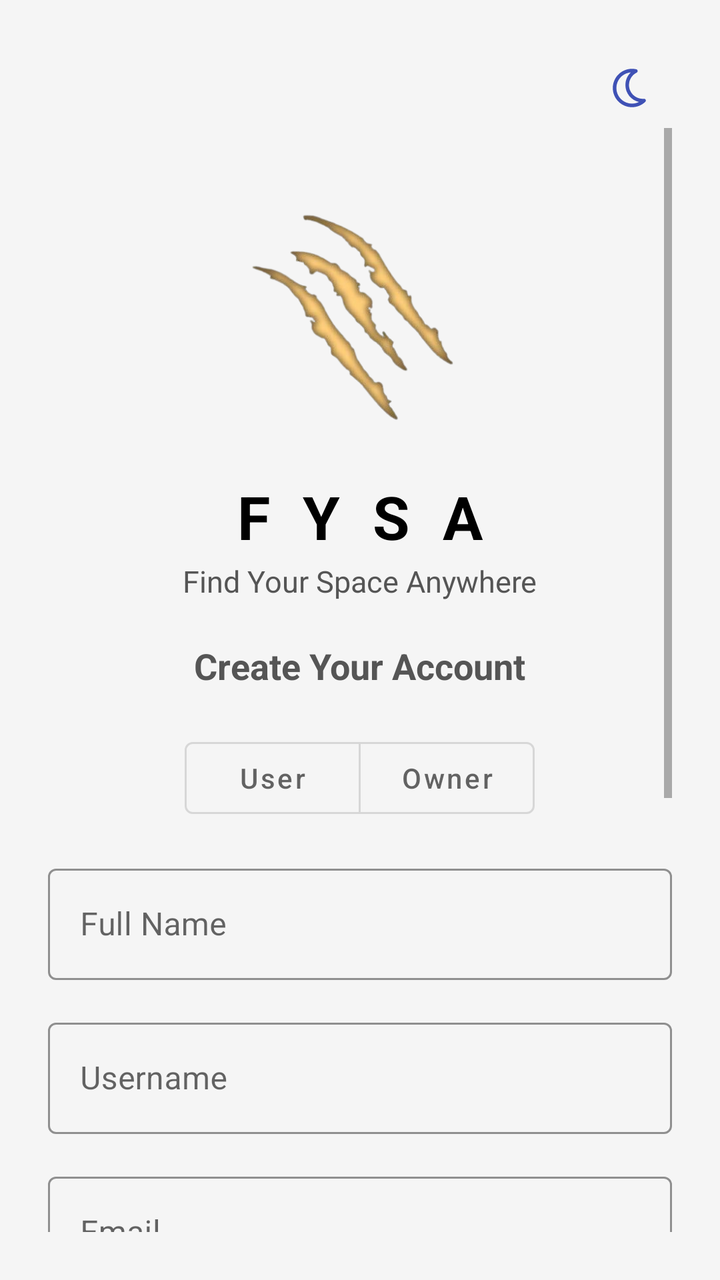
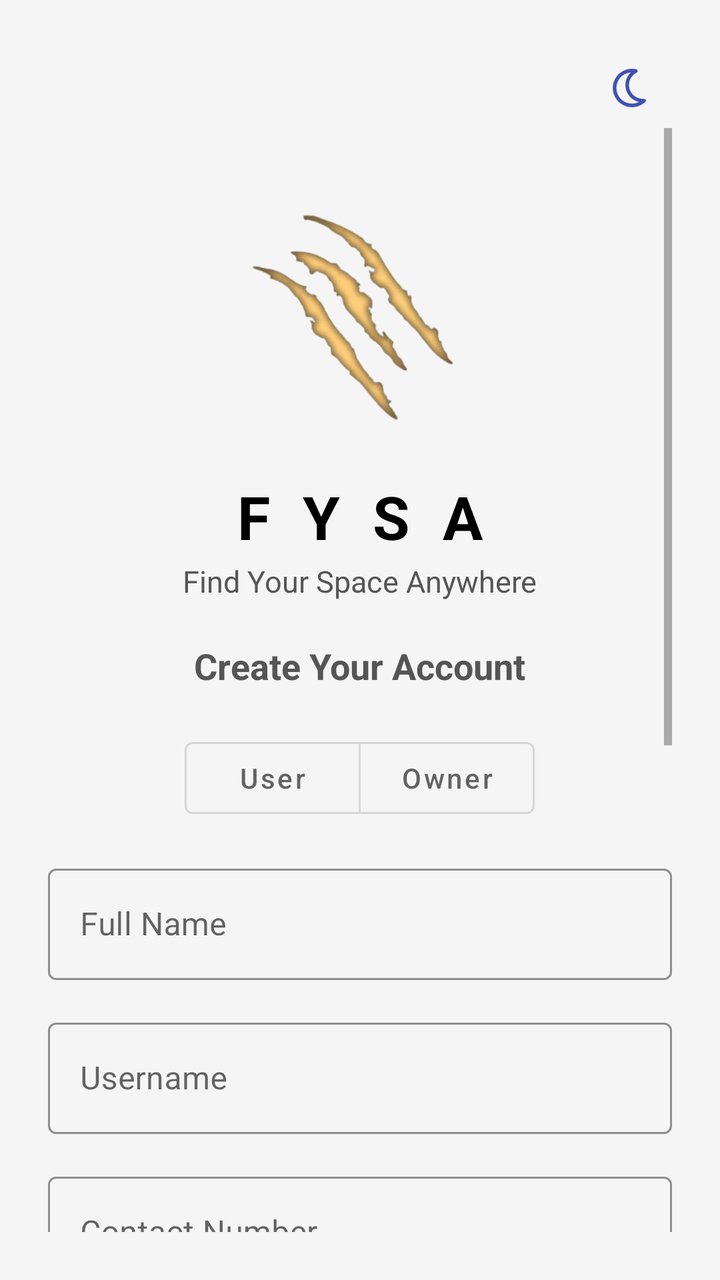

An Android layout rendered at two revisions. The XML below is the earlier revision; the diff shows what the commit changed to produce the second picture.
<!-- AndroidManifest.xml: application theme Theme.FYSA -->
<!-- res/layout/activity_register.xml -->
<?xml version="1.0" encoding="utf-8"?>
<androidx.constraintlayout.widget.ConstraintLayout xmlns:android="http://schemas.android.com/apk/res/android"
    xmlns:app="http://schemas.android.com/apk/res-auto"
    xmlns:tools="http://schemas.android.com/tools"
    android:layout_width="match_parent"
    android:layout_height="match_parent"
    android:background="@color/bgColor"
    android:padding="24dp"
    tools:context=".RegisterActivity">

    
    <ImageButton
        android:id="@+id/btnThemeToggle"
        android:layout_width="40dp"
        android:layout_height="40dp"
        android:background="?attr/selectableItemBackgroundBorderless"
        android:contentDescription="@string/toggle_theme"
        android:padding="8dp"
        android:scaleType="fitCenter"
        android:src="@drawable/ic_moon"
        app:layout_constraintEnd_toEndOf="parent"
        app:layout_constraintTop_toTopOf="parent"
        app:tint="@color/btnOutlineText"
        tools:ignore="TouchTargetSizeCheck" />

    
    <ScrollView
        android:layout_width="0dp"
        android:layout_height="0dp"
        android:fillViewport="true"
        app:layout_constraintBottom_toBottomOf="parent"
        app:layout_constraintEnd_toEndOf="parent"
        app:layout_constraintStart_toStartOf="parent"
        app:layout_constraintTop_toBottomOf="@id/btnThemeToggle">

        <LinearLayout
            android:layout_width="match_parent"
            android:layout_height="wrap_content"
            android:gravity="center_horizontal"
            android:orientation="vertical"
            android:paddingTop="20dp">

            
            <ImageView
                android:id="@+id/appLogo"
                android:layout_width="150dp"
                android:layout_height="150dp"
                android:layout_marginBottom="4dp"
                android:contentDescription="@string/app_logo"
                android:src="@drawable/logo" />

            
            <TextView
                android:id="@+id/appTitle"
                android:layout_width="wrap_content"
                android:layout_height="wrap_content"
                android:layout_marginBottom="2dp"
                android:letterSpacing="0.55"
                android:text="@string/app_name"
                android:textColor="@color/textPrimary"
                android:textSize="30sp"
                android:textStyle="bold" />

            <TextView
                android:id="@+id/appSubtitle"
                android:layout_width="wrap_content"
                android:layout_height="wrap_content"
                android:layout_marginBottom="20dp"
                android:text="@string/app_tagline"
                android:textColor="@color/textSecondary"
                android:textSize="15sp" />

            <TextView
                android:id="@+id/appCreateAccountTitle"
                android:layout_width="wrap_content"
                android:layout_height="wrap_content"
                android:layout_marginBottom="20dp"
                android:text="@string/create_account"
                android:textColor="@color/textSecondary"
                android:textSize="18sp"
                android:textStyle="bold" />

            
            <com.google.android.material.button.MaterialButtonToggleGroup
                android:id="@+id/toggleAccountType"
                android:layout_width="wrap_content"
                android:layout_height="wrap_content"
                android:layout_marginBottom="16dp"
                app:selectionRequired="true"
                app:singleSelection="true">

                <com.google.android.material.button.MaterialButton
                    android:id="@+id/btnUser"
                    style="@style/Widget.MaterialComponents.Button.OutlinedButton"
                    android:layout_width="wrap_content"
                    android:layout_height="wrap_content"
                    android:checkable="true"
                    android:text="@string/user"
                    android:textAllCaps="false" />

                <com.google.android.material.button.MaterialButton
                    android:id="@+id/btnOwner"
                    style="@style/Widget.MaterialComponents.Button.OutlinedButton"
                    android:layout_width="wrap_content"
                    android:layout_height="wrap_content"
                    android:checkable="true"
                    android:text="@string/owner"
                    android:textAllCaps="false" />
            </com.google.android.material.button.MaterialButtonToggleGroup>

            
            <LinearLayout
                android:layout_width="match_parent"
                android:layout_height="wrap_content"
                android:orientation="vertical">

                
                <com.google.android.material.textfield.TextInputLayout
                    android:id="@+id/nameLayout"
                    style="@style/Widget.MaterialComponents.TextInputLayout.OutlinedBox"
                    android:layout_width="match_parent"
                    android:layout_height="wrap_content"
                    android:hint="@string/full_name"
                    app:boxStrokeColor="@color/textPrimary"
                    app:hintTextColor="@color/textSecondary">

                    <com.google.android.material.textfield.TextInputEditText
                        android:id="@+id/inputName"
                        android:layout_width="match_parent"
                        android:layout_height="wrap_content"
                        android:inputType="textPersonName"
                        android:textColor="@color/textPrimary"
                        android:textColorHint="@color/textSecondary" />
                </com.google.android.material.textfield.TextInputLayout>

                
                <com.google.android.material.textfield.TextInputLayout
                    android:id="@+id/usernameLayout"
                    style="@style/Widget.MaterialComponents.TextInputLayout.OutlinedBox"
                    android:layout_width="match_parent"
                    android:layout_height="wrap_content"
                    android:layout_marginTop="16dp"
                    android:hint="@string/username"
                    app:boxStrokeColor="@color/textPrimary"
                    app:hintTextColor="@color/textSecondary">

                    <com.google.android.material.textfield.TextInputEditText
                        android:id="@+id/inputUsername"
                        android:layout_width="match_parent"
                        android:layout_height="wrap_content"
                        android:inputType="text"
                        android:textColor="@color/textPrimary"
                        android:textColorHint="@color/textSecondary" />
                </com.google.android.material.textfield.TextInputLayout>

                
                <com.google.android.material.textfield.TextInputLayout
                    android:id="@+id/emailLayout"
                    style="@style/Widget.MaterialComponents.TextInputLayout.OutlinedBox"
                    android:layout_width="match_parent"
                    android:layout_height="wrap_content"
                    android:layout_marginTop="16dp"
                    android:hint="@string/email"
                    app:boxStrokeColor="@color/textPrimary"
                    app:hintTextColor="@color/textSecondary">

                    <com.google.android.material.textfield.TextInputEditText
                        android:id="@+id/inputEmail"
                        android:layout_width="match_parent"
                        android:layout_height="wrap_content"
                        android:inputType="textEmailAddress"
                        android:textColor="@color/textPrimary"
                        android:textColorHint="@color/textSecondary" />
                </com.google.android.material.textfield.TextInputLayout>

                
                <com.google.android.material.textfield.TextInputLayout
                    android:id="@+id/passwordLayout"
                    style="@style/Widget.MaterialComponents.TextInputLayout.OutlinedBox"
                    android:layout_width="match_parent"
                    android:layout_height="wrap_content"
                    android:layout_marginTop="16dp"
                    android:hint="@string/password"
                    app:boxStrokeColor="@color/textPrimary"
                    app:endIconMode="password_toggle"
                    app:hintTextColor="@color/textSecondary">

                    <com.google.android.material.textfield.TextInputEditText
                        android:id="@+id/inputPassword"
                        android:layout_width="match_parent"
                        android:layout_height="wrap_content"
                        android:inputType="textPassword"
                        android:textColor="@color/textPrimary"
                        android:textColorHint="@color/textSecondary" />
                </com.google.android.material.textfield.TextInputLayout>

                
                <com.google.android.material.textfield.TextInputLayout
                    android:id="@+id/confirmPasswordLayout"
                    style="@style/Widget.MaterialComponents.TextInputLayout.OutlinedBox"
                    android:layout_width="match_parent"
                    android:layout_height="wrap_content"
                    android:layout_marginTop="16dp"
                    android:hint="@string/confirm_password"
                    app:boxStrokeColor="@color/textPrimary"
                    app:endIconMode="password_toggle"
                    app:hintTextColor="@color/textSecondary">

                    <com.google.android.material.textfield.TextInputEditText
                        android:id="@+id/inputConfirmPassword"
                        android:layout_width="match_parent"
                        android:layout_height="wrap_content"
                        android:inputType="textPassword"
                        android:textColor="@color/textPrimary"
                        android:textColorHint="@color/textSecondary" />
                </com.google.android.material.textfield.TextInputLayout>

                
                <Button
                    android:id="@+id/btnRegisterSubmit"
                    style="@style/Widget.MaterialComponents.Button"
                    android:layout_width="match_parent"
                    android:layout_height="wrap_content"
                    android:layout_marginStart="80dp"
                    android:layout_marginTop="24dp"
                    android:layout_marginEnd="80dp"
                    android:backgroundTint="@color/btnSecondary"
                    android:text="@string/register"
                    android:textColor="@color/black"
                    app:cornerRadius="12dp" />

                
                <ProgressBar
                    android:id="@+id/progressBar"
                    android:layout_width="48dp"
                    android:layout_height="48dp"
                    android:layout_gravity="center_horizontal"
                    android:layout_marginTop="16dp"
                    android:visibility="gone" />

                <TextView
                    android:layout_width="match_parent"
                    android:layout_height="wrap_content"
                    android:layout_gravity="center_horizontal"
                    android:layout_marginTop="14dp"
                    android:text="@string/or"
                    android:textAlignment="center"
                    android:textColor="@color/textSecondary"
                    android:textSize="16sp" />

                <com.google.android.gms.common.SignInButton
                    android:id="@+id/btnGoogleRegister"
                    android:layout_width="wrap_content"
                    android:layout_height="wrap_content"
                    android:layout_gravity="center_horizontal"
                    android:layout_marginTop="14dp" />

                
                <TextView
                    android:id="@+id/linkLogin"
                    android:layout_width="wrap_content"
                    android:layout_height="wrap_content"
                    android:layout_gravity="center_horizontal"
                    android:layout_marginTop="16dp"
                    android:text="@string/already_have_account"
                    android:textColor="@color/linkText"
                    android:textSize="14sp" />

            </LinearLayout>
        </LinearLayout>
    </ScrollView>
</androidx.constraintlayout.widget.ConstraintLayout>
<!-- resources referenced by this layout -->
<resources>
  <color name="bgColor">#F5F5F5</color>
  <color name="black">#000000</color>
  <color name="btnOutlineText">#3F51B5</color>
  <color name="btnSecondary">#FF9800</color>
  <color name="linkText">#2196F3</color>
  <color name="textPrimary">#000000</color>
  <color name="textSecondary">#555555</color>
  <!-- drawable ic_moon (drawable) -->
  <vector xmlns:android="http://schemas.android.com/apk/res/android" xmlns:aapt="http://schemas.android.com/aapt"
      android:viewportWidth="640"
      android:viewportHeight="640"
      android:width="640dp"
      android:height="640dp">
      <path
          android:pathData="M303.3 112.7C196.2 121.2 112 210.8 112 320C112 434.9 205.1 528 320 528C353.3 528 384.7 520.2 412.6 506.3C309.2 482.9 232 390.5 232 280C232 214.2 259.4 154.9 303.3 112.7zM64 320C64 178.6 178.6 64 320 64C339.4 64 358.4 66.2 376.7 70.3C386.6 72.5 394 80.8 395.2 90.8C396.4 100.8 391.2 110.6 382.1 115.2C321.5 145.4 280 207.9 280 280C280 381.6 362.4 464 464 464C469 464 473.9 463.8 478.8 463.4C488.9 462.6 498.4 468.2 502.6 477.5C506.8 486.8 504.6 497.6 497.3 504.6C451.3 548.8 388.8 576 320 576C178.6 576 64 461.4 64 320z"
          android:fillColor="#000000" />
  </vector>
  <!-- drawable logo: png bitmap (drawable, 72251 bytes) -->
  <string name="already_have_account">Already have an account? Login</string>
  <string name="app_logo">FYSA</string>
  <string name="app_name">FYSA</string>
  <string name="app_tagline">Find Your Space Anywhere</string>
  <string name="confirm_password">Confirm Password</string>
  <string name="create_account">Create Your Account</string>
  <string name="email">Email</string>
  <string name="full_name">Full Name</string>
  <string name="or">OR</string>
  <string name="owner">Owner</string>
  <string name="password">Password</string>
  <string name="register">register</string>
  <string name="toggle_theme">Theme Toggle Icon</string>
  <string name="user">User</string>
  <string name="username">Username</string>
  <style name="Theme.FYSA" parent="Theme.MaterialComponents.DayNight.NoActionBar">
          <item name="colorPrimary">@color/btnPrimary</item>
          <item name="colorPrimaryVariant">@color/btnPrimary</item>
          <item name="colorOnPrimary">@color/btnTextPrimary</item>
  
          <item name="colorSecondary">@color/btnSecondary</item>
          <item name="colorSecondaryVariant">@color/btnSecondary</item>
          <item name="colorOnSecondary">@color/btnTextSecondary</item>
  
          <item name="android:colorBackground">@color/bgColor</item>
          <item name="colorSurface">@color/bgColor</item>
          <item name="colorOnSurface">@color/textPrimary</item>
  
          <item name="android:statusBarColor" tools:targetApi="l">?attr/colorPrimary</item>
          <item name="android:windowLightStatusBar">true</item>
  
          <item name="materialButtonStyle">@style/Widget.MaterialComponents.Button</item>
          <item name="materialButtonOutlinedStyle">@style/Widget.MaterialComponents.Button.OutlinedButton</item>
      </style>
  <color name="btnPrimary">#3F51B5</color>
  <color name="btnTextPrimary">#FFFFFF</color>
  <color name="btnTextSecondary">#FFFFFF</color>
</resources>

<!-- the commit's change to res/layout/activity_register.xml (unified diff, before → after) -->
@@ -47,7 +47,8 @@
                 android:layout_height="150dp"
                 android:layout_marginBottom="4dp"
                 android:contentDescription="@string/app_logo"
-                android:src="@drawable/logo" />
+                android:src="@drawable/logo"
+                tools:ignore="ImageContrastCheck" />
 
             
             <TextView
@@ -130,7 +131,8 @@
                         android:layout_height="wrap_content"
                         android:inputType="textPersonName"
                         android:textColor="@color/textPrimary"
-                        android:textColorHint="@color/textSecondary" />
+                        android:textColorHint="@color/textSecondary"
+                        tools:ignore="TextContrastCheck,VisualLintTextFieldSize" />
                 </com.google.android.material.textfield.TextInputLayout>
 
                 
@@ -150,7 +152,29 @@
                         android:layout_height="wrap_content"
                         android:inputType="text"
                         android:textColor="@color/textPrimary"
-                        android:textColorHint="@color/textSecondary" />
+                        android:textColorHint="@color/textSecondary"
+                        tools:ignore="TextContrastCheck,VisualLintTextFieldSize" />
+                </com.google.android.material.textfield.TextInputLayout>
+
+                
+                <com.google.android.material.textfield.TextInputLayout
+                    android:id="@+id/contactLayout"
+                    style="@style/Widget.MaterialComponents.TextInputLayout.OutlinedBox"
+                    android:layout_width="match_parent"
+                    android:layout_height="wrap_content"
+                    android:layout_marginTop="16dp"
+                    android:hint="@string/contact_number"
+                    app:boxStrokeColor="@color/textPrimary"
+                    app:hintTextColor="@color/textSecondary">
+
+                    <com.google.android.material.textfield.TextInputEditText
+                        android:id="@+id/inputContact"
+                        android:layout_width="match_parent"
+                        android:layout_height="wrap_content"
+                        android:inputType="phone"
+                        android:textColor="@color/textPrimary"
+                        android:textColorHint="@color/textSecondary"
+                        tools:ignore="TextContrastCheck,VisualLintTextFieldSize" />
                 </com.google.android.material.textfield.TextInputLayout>
 
                 
@@ -170,7 +194,8 @@
                         android:layout_height="wrap_content"
                         android:inputType="textEmailAddress"
                         android:textColor="@color/textPrimary"
-                        android:textColorHint="@color/textSecondary" />
+                        android:textColorHint="@color/textSecondary"
+                        tools:ignore="TextContrastCheck,VisualLintTextFieldSize" />
                 </com.google.android.material.textfield.TextInputLayout>
 
                 
@@ -191,7 +216,8 @@
                         android:layout_height="wrap_content"
                         android:inputType="textPassword"
                         android:textColor="@color/textPrimary"
-                        android:textColorHint="@color/textSecondary" />
+                        android:textColorHint="@color/textSecondary"
+                        tools:ignore="TextContrastCheck,VisualLintTextFieldSize" />
                 </com.google.android.material.textfield.TextInputLayout>
 
                 
@@ -212,7 +238,8 @@
                         android:layout_height="wrap_content"
                         android:inputType="textPassword"
                         android:textColor="@color/textPrimary"
-                        android:textColorHint="@color/textSecondary" />
+                        android:textColorHint="@color/textSecondary"
+                        tools:ignore="VisualLintTextFieldSize" />
                 </com.google.android.material.textfield.TextInputLayout>
 
                 
@@ -227,7 +254,8 @@
                     android:backgroundTint="@color/btnSecondary"
                     android:text="@string/register"
                     android:textColor="@color/black"
-                    app:cornerRadius="12dp" />
+                    app:cornerRadius="12dp"
+                    tools:ignore="VisualLintButtonSize" />
 
                 
                 <ProgressBar
<!-- resource entries referenced after the edit -->
@@ -23,6 +23,7 @@
   <string name="app_name">FYSA</string>
   <string name="app_tagline">Find Your Space Anywhere</string>
   <string name="confirm_password">Confirm Password</string>
+  <string name="contact_number">Contact Number</string>
   <string name="create_account">Create Your Account</string>
   <string name="email">Email</string>
   <string name="full_name">Full Name</string>
